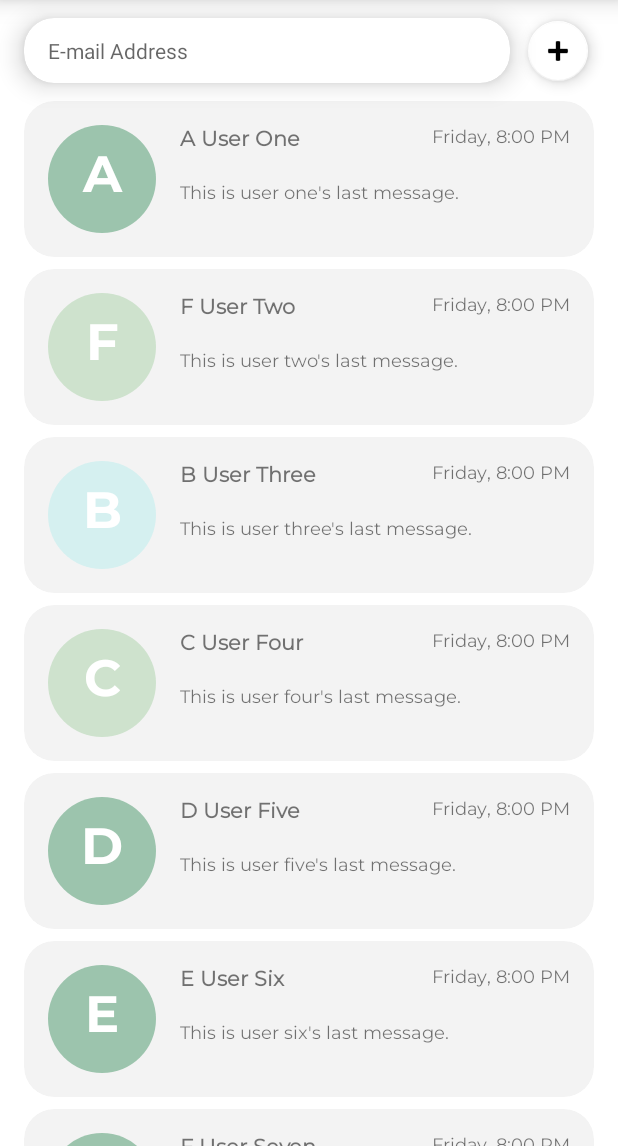
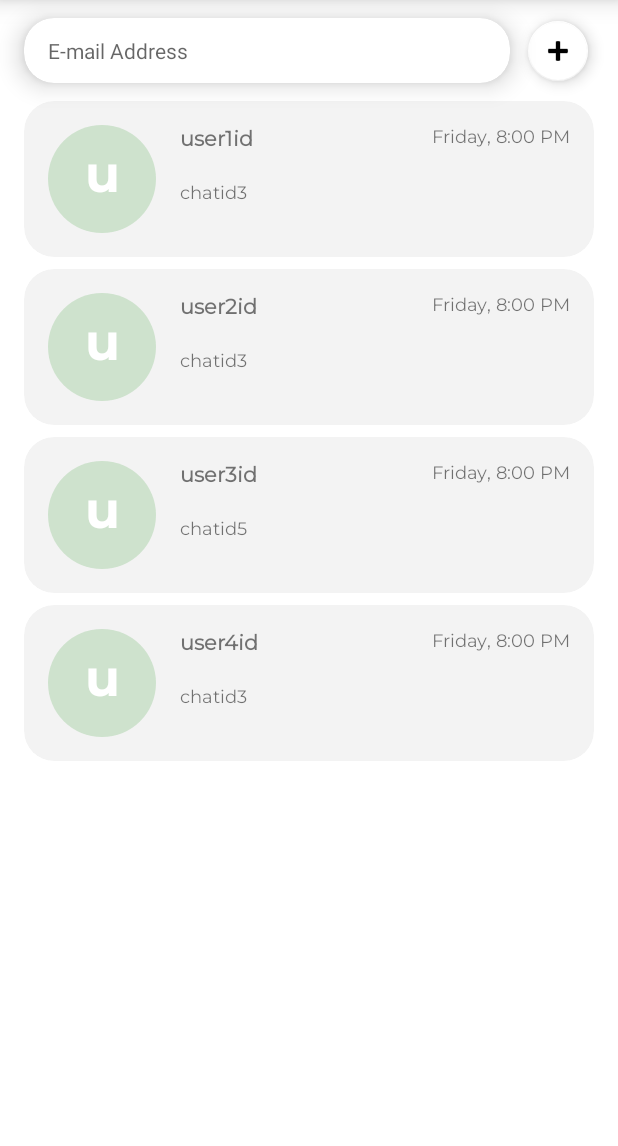
Before and after one commit to KenOafallasDLSU/MOBDEVE-FinalProject-S11-Group8, an Android app: the ThreadActivity screen opened directly, with no data from a screen before it, on a phone screen of 412 x 824 dp, the part 90-1236 px from its top. Run offline under Robolectric (Android 15) with nearby library versions, the phone set to English and light mode, and no system bars; our stand-ins replace CircleImageView.

Commit message:
connected db, changed thread class

```diff
--- a/app/build.gradle
+++ b/app/build.gradle
@@ -1,6 +1,7 @@
 plugins {
     id 'com.android.application'
     id 'kotlin-android'
+    id 'com.google.gms.google-services'
 }
 
 android {
@@ -39,6 +40,8 @@ dependencies {
     implementation 'androidx.appcompat:appcompat:1.3.1'
     implementation 'com.google.android.material:material:1.4.0'
     implementation 'androidx.constraintlayout:constraintlayout:2.1.0'
+    implementation 'com.google.firebase:firebase-auth:21.0.1'
+    implementation 'com.google.firebase:firebase-database:20.0.1'
     testImplementation 'junit:junit:4.+'
     androidTestImplementation 'androidx.test.ext:junit:1.1.3'
     androidTestImplementation 'androidx.test.espresso:espresso-core:3.4.0'
--- /dev/null
+++ b/app/src/main/java/com/mobdeve/s11/group8/finalproject/Keys.java
@@ -0,0 +1,5 @@
+package com.mobdeve.s11.group8.finalproject;
+
+public enum Keys {
+    THREAD_ID_KEY
+}
--- a/app/src/main/java/com/mobdeve/s11/group8/finalproject/Thread.kt
+++ b/app/src/main/java/com/mobdeve/s11/group8/finalproject/Thread.kt
@@ -2,15 +2,15 @@ package com.mobdeve.s11.group8.finalproject
 
 class Thread constructor(
     var id: String,
-    var username: String,
-    var displayName: String,
-    var text: String,
-    var date: String,
+    var users: ArrayList<String>,
+    var chats: ArrayList<String>,
+    var updated: String,
 ) {
-    fun getFirstNameCharacter(): Char {
-        return this.displayName[0]
+    fun getOtherUser(id : String) : String {
+        if (users[0] == id){ return users[1] }
+        return users[0]
     }
-    fun getDisplayNameLength() : Int {
-        return this.username.length % 5
+    fun getLastChat() : String {
+        return chats.last()
     }
 }
--- a/app/src/main/java/com/mobdeve/s11/group8/finalproject/ThreadActivity.kt
+++ b/app/src/main/java/com/mobdeve/s11/group8/finalproject/ThreadActivity.kt
@@ -1,12 +1,12 @@
 package com.mobdeve.s11.group8.finalproject
 
+import android.content.Intent
 import androidx.appcompat.app.AppCompatActivity
 import android.os.Bundle
 import android.widget.Toast
 import androidx.recyclerview.widget.LinearLayoutManager
 import androidx.recyclerview.widget.RecyclerView
 import com.google.android.material.floatingactionbutton.FloatingActionButton
-import java.text.FieldPosition
 
 class ThreadActivity : AppCompatActivity(), OnItemClickListener {
 
@@ -40,7 +40,9 @@ class ThreadActivity : AppCompatActivity(), OnItemClickListener {
     }
 
     override fun onItemClick(position: Int) {
-        Toast.makeText(this, items[position].displayName, Toast.LENGTH_SHORT).show()
+        val intent = Intent(this, ChatActivity::class.java)
+        intent.putExtra(Keys.THREAD_ID_KEY.name, items[position].id)
+        startActivity(intent);
     }
 
     override fun onResume() {
--- a/app/src/main/java/com/mobdeve/s11/group8/finalproject/ThreadAdapter.kt
+++ b/app/src/main/java/com/mobdeve/s11/group8/finalproject/ThreadAdapter.kt
@@ -48,12 +48,12 @@ class ThreadAdapter(var listener: OnItemClickListener) : RecyclerView.Adapter<Re
         val item : CardView = itemView.findViewById(R.id.cv_item_thread)
 
         fun bind(thread : Thread, listener : OnItemClickListener) {
-            avatarLetter.setText(thread.getFirstNameCharacter().toString())
-            displayName.setText(thread.displayName)
-            textMessage.setText(thread.text)
-            date.setText(thread.date)
+            avatarLetter.setText(thread.getOtherUser("")[0].toString())
+            textMessage.setText(thread.getLastChat())
+            displayName.setText(thread.getOtherUser(""))
+            date.setText(thread.updated)
 
-            val color: Int = itemView.getResources().getIntArray(R.array.appcolors)[thread.getDisplayNameLength()]
+            val color: Int = itemView.getResources().getIntArray(R.array.appcolors)[thread.getOtherUser("").length % 5]
             avatarBackground.background.setTint(color)
 
             this.item.setOnClickListener{
--- a/app/src/main/java/com/mobdeve/s11/group8/finalproject/ThreadDataHelper.kt
+++ b/app/src/main/java/com/mobdeve/s11/group8/finalproject/ThreadDataHelper.kt
@@ -8,83 +8,33 @@ class ThreadDataHelper{
             val list = ArrayList<Thread>()
             list.add(
                 Thread(
-                    "1",
-                    "username132323",
-                    "A User One",
-                    "This is user one's last message.",
+                    "thread1id",
+                    arrayOf("user1id", "user2id").toCollection(ArrayList<String>()),
+                    arrayOf("chatid1", "chatid2", "chatid3").toCollection(ArrayList<String>()),
                     "Friday, 8:00 PM"
                 )
             )
             list.add(
                 Thread(
-                    "2",
-                    "username2321",
-                    "F User Two",
-                    "This is user two's last message.",
-                    "Friday, 8:00 PM"
-                )
-            )
-
-            list.add(
-                Thread(
-                    "3",
-                    "username34",
-                    "B User Three",
-                    "This is user three's last message.",
+                    "thread2id",
+                    arrayOf("user2id", "user1id").toCollection(ArrayList<String>()),
+                    arrayOf("chatid1", "chatid2", "chatid3").toCollection(ArrayList<String>()),
                     "Friday, 8:00 PM"
                 )
             )
             list.add(
                 Thread(
-                    "4",
-                    "username4323",
-                    "C User Four",
-                    "This is user four's last message.",
+                    "thread3id",
+                    arrayOf("user3id", "user1id").toCollection(ArrayList<String>()),
+                    arrayOf("chatid4", "chatid2", "chatid5").toCollection(ArrayList<String>()),
                     "Friday, 8:00 PM"
                 )
             )
             list.add(
                 Thread(
-                    "5",
-                    "username5",
-                    "D User Five",
-                    "This is user five's last message.",
-                    "Friday, 8:00 PM"
-                )
-            )
-            list.add(
-                Thread(
-                    "6",
-                    "username653545",
-                    "E User Six",
-                    "This is user six's last message.",
-                    "Friday, 8:00 PM"
-                )
-            )
-            list.add(
-                Thread(
-                    "7",
-                    "username743243",
-                    "F User Seven",
-                    "This is user seven's last message.",
-                    "Friday, 8:00 PM"
-                )
-            )
-            list.add(
-                Thread(
-                    "8",
-                    "username84324324",
-                    "G User Eight",
-                    "This is user eight's last message.",
-                    "Friday, 8:00 PM"
-                )
-            )
-            list.add(
-                Thread(
-                    "9",
-                    "username933331",
-                    "H User Nine",
-                    "This is user nine's last message.",
+                    "thread4id",
+                    arrayOf("user4id", "user2id").toCollection(ArrayList<String>()),
+                    arrayOf("chatid1", "chatid2", "chatid3").toCollection(ArrayList<String>()),
                     "Friday, 8:00 PM"
                 )
             )
--- a/build.gradle
+++ b/build.gradle
@@ -8,6 +8,7 @@ buildscript {
     dependencies {
         classpath 'com.android.tools.build:gradle:3.6.3'
         classpath "org.jetbrains.kotlin:kotlin-gradle-plugin:$kotlin_version"
+        classpath 'com.google.gms:google-services:4.3.10'
 
         // NOTE: Do not place your application dependencies here; they belong
         // in the individual module build.gradle files
```
Also changed, not shown: 1 other file.
